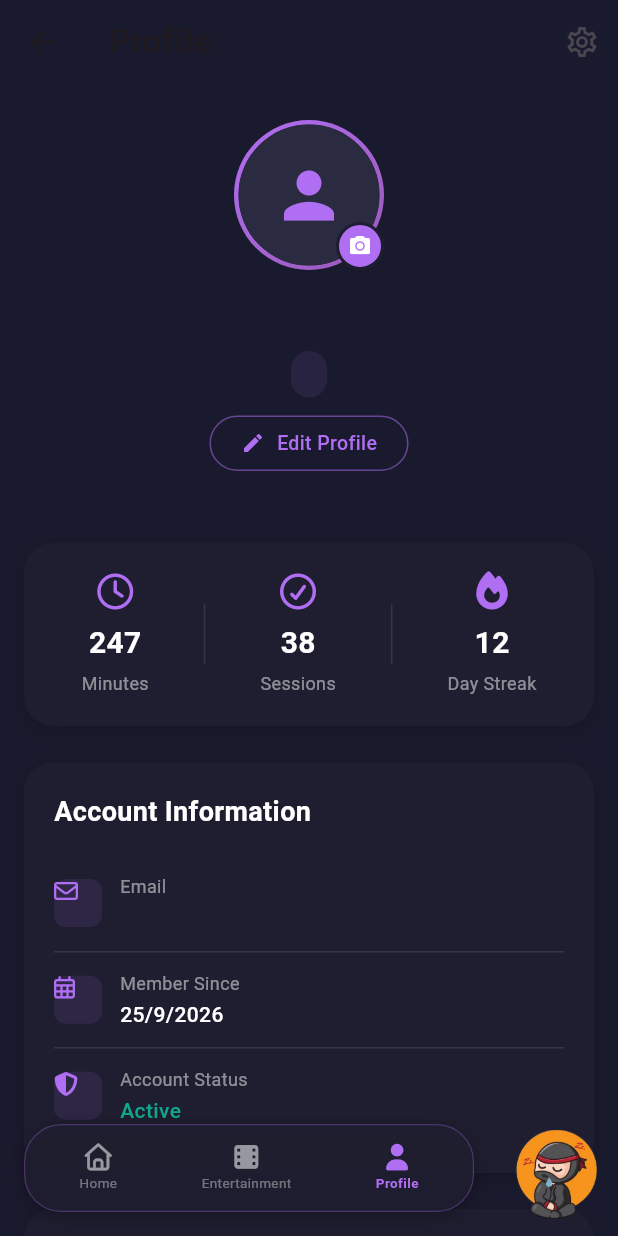
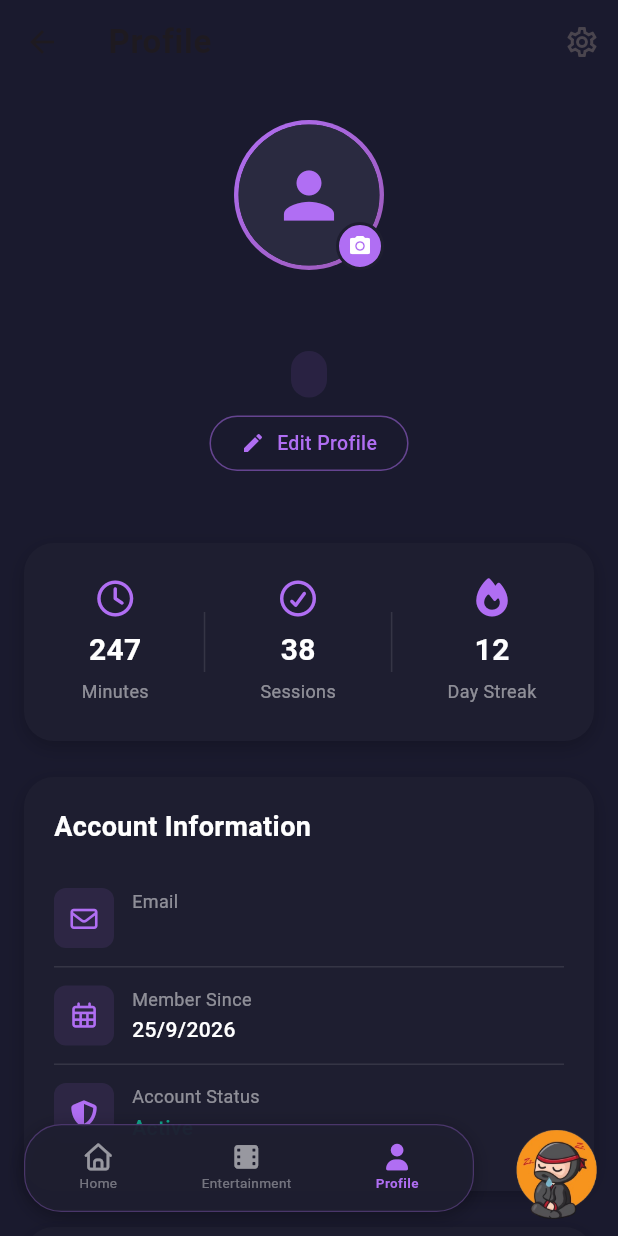
Before and after one commit to tennapitapagngnasarasltc-tech/Nindra-Mobile-apk, a Flutter app: the MainNavigation screen opened by its route, item 3 of the bottom bar chosen, on a phone screen of 412 x 824 dp. Run offline on Flutter 3.47's test engine with Material 3 defaults, Android fonts, the phone set to English and light mode, and no system bars; our stand-ins replace font_awesome_flutter, image_picker, just_audio, line_icons, shared_preferences, supabase_flutter and 1 more; accounts and stored records are empty; network calls fail.

Commit message:
feat: Icon update

```diff
--- a/lib/screens/main_navigation.dart
+++ b/lib/screens/main_navigation.dart
@@ -73,20 +73,20 @@ class _MainNavigationState extends State<MainNavigation> with SingleTickerProvid
       final alreadyRan = prefs.getBool("ai_ran") ?? false;
 
       if (alreadyRan) {
-        print("AI already executed");
+        debugPrint("AI already executed");
 
         return;
       }
 
-      print("Running AI Engine...");
+      debugPrint("Running AI Engine...");
 
       await ApiService.runAI();
 
       await prefs.setBool("ai_ran", true);
 
-      print("AI completed successfully");
+      debugPrint("AI completed successfully");
     } catch (e) {
-      print("AI ERROR: $e");
+      debugPrint("AI ERROR: $e");
     }
   }
 
@@ -135,18 +135,18 @@ class _MainNavigationState extends State<MainNavigation> with SingleTickerProvid
         padding: const EdgeInsets.symmetric(horizontal: 8, vertical: 8),
 
         decoration: BoxDecoration(
-          color: const Color(0xFF1E1E30).withOpacity(0.95),
+          color: const Color(0xFF1E1E30).withValues(alpha: 0.95),
 
           borderRadius: BorderRadius.circular(25),
 
           border: Border.all(
-            color: const Color(0xFFB06EF3).withOpacity(0.3),
+            color: const Color(0xFFB06EF3).withValues(alpha: 0.3),
             width: 0.8,
           ),
 
           boxShadow: [
             BoxShadow(
-              color: Colors.black.withOpacity(0.3),
+              color: Colors.black.withValues(alpha: 0.3),
               blurRadius: 10,
               offset: const Offset(0, 3),
             ),
@@ -212,8 +212,8 @@ class _MainNavigationState extends State<MainNavigation> with SingleTickerProvid
 }
 
 class _NavItem {
-  final IconData icon;
-  final IconData activeIcon;
+  final FaIconData icon;
+  final FaIconData activeIcon;
   final String label;
 
   const _NavItem({
--- a/lib/screens/profile_screen.dart
+++ b/lib/screens/profile_screen.dart
@@ -1,8 +1,8 @@
+import 'dart:io';
 import 'package:flutter/material.dart';
+import 'package:image_picker/image_picker.dart';
 import 'package:supabase_flutter/supabase_flutter.dart';
 import 'package:font_awesome_flutter/font_awesome_flutter.dart';
-import 'package:image_picker/image_picker.dart';
-import 'dart:io';
 
 class ProfileScreen extends StatefulWidget {
   const ProfileScreen({super.key});
@@ -49,7 +49,7 @@ class _ProfileScreenState extends State<ProfileScreen> {
         }
       }
     } catch (e) {
-      print('Error loading profile data: $e');
+      debugPrint('Error loading profile data: $e');
       if (mounted) {
         setState(() => _isLoadingProfile = false);
       }
@@ -75,9 +75,9 @@ class _ProfileScreenState extends State<ProfileScreen> {
       }
     } catch (e) {
       if (mounted) {
-        ScaffoldMessenger.of(context).showSnackBar(
-          SnackBar(content: Text('Error picking image: $e')),
-        );
+        ScaffoldMessenger.of(
+          context,
+        ).showSnackBar(SnackBar(content: Text('Error picking image: $e')));
       }
     }
   }
@@ -92,13 +92,16 @@ class _ProfileScreenState extends State<ProfileScreen> {
       if (user == null) throw 'User not authenticated';
 
       // Create unique filename
-      final fileName = '${user.id}_${DateTime.now().millisecondsSinceEpoch}.jpg';
+      final fileName =
+          '${user.id}_${DateTime.now().millisecondsSinceEpoch}.jpg';
 
       // Note: Make sure to create 'profile-images' bucket in Supabase Dashboard first
 
       // Upload to Supabase Storage
       final fileBytes = await _selectedImage!.readAsBytes();
-      await supabase.storage.from('profile-images').uploadBinary(
+      await supabase.storage
+          .from('profile-images')
+          .uploadBinary(
             fileName,
             fileBytes,
             fileOptions: const FileOptions(
@@ -108,13 +111,18 @@ class _ProfileScreenState extends State<ProfileScreen> {
           );
 
       // Get public URL
-      final imageUrl = supabase.storage.from('profile-images').getPublicUrl(fileName);
+      final imageUrl = supabase.storage
+          .from('profile-images')
+          .getPublicUrl(fileName);
 
       // Update profile in database
-      await supabase.from('profiles').update({
+      await supabase
+          .from('profiles')
+          .update({
             'profile_image_url': imageUrl,
             'updated_at': DateTime.now().toIso8601String(),
-      }).eq('user_id', user.id);
+          })
+          .eq('user_id', user.id);
 
       setState(() {
         _profileImageUrl = imageUrl;
@@ -131,9 +139,9 @@ class _ProfileScreenState extends State<ProfileScreen> {
       }
     } catch (e) {
       if (mounted) {
-        ScaffoldMessenger.of(context).showSnackBar(
-          SnackBar(content: Text('Error uploading image: $e')),
-        );
+        ScaffoldMessenger.of(
+          context,
+        ).showSnackBar(SnackBar(content: Text('Error uploading image: $e')));
       }
     } finally {
       setState(() => _isUploadingImage = false);
@@ -198,10 +206,7 @@ class _ProfileScreenState extends State<ProfileScreen> {
       appBar: AppBar(
         title: const Text(
           'Profile',
-          style: TextStyle(
-            fontWeight: FontWeight.w600,
-            letterSpacing: 0.5,
-          ),
+          style: TextStyle(fontWeight: FontWeight.w600, letterSpacing: 0.5),
         ),
         backgroundColor: const Color(0xFF1A1A2E),
         elevation: 0,
@@ -216,7 +221,9 @@ class _ProfileScreenState extends State<ProfileScreen> {
         ],
       ),
       body: SingleChildScrollView(
-        padding: const EdgeInsets.only(bottom: 120),
+        padding: EdgeInsets.only(
+          bottom: MediaQuery.viewPaddingOf(context).bottom + 96,
+        ),
         child: Column(
           children: [
             // Profile Header with Avatar
@@ -257,10 +264,7 @@ class _ProfileScreenState extends State<ProfileScreen> {
                 height: 100,
                 decoration: BoxDecoration(
                   gradient: LinearGradient(
-                    colors: [
-                      const Color(0xFFB06EF3),
-                      const Color(0xFF9B59B6),
-                    ],
+                    colors: [const Color(0xFFB06EF3), const Color(0xFF9B59B6)],
                     begin: Alignment.topLeft,
                     end: Alignment.bottomRight,
                   ),
@@ -275,7 +279,7 @@ class _ProfileScreenState extends State<ProfileScreen> {
                     ),
                     child: ClipRRect(
                       borderRadius: BorderRadius.circular(50),
-                      child: _isUploadingImage
+                      child: _isUploadingImage || _isLoadingProfile
                           ? const Center(
                               child: CircularProgressIndicator(
                                 color: Color(0xFFB06EF3),
@@ -285,19 +289,16 @@ class _ProfileScreenState extends State<ProfileScreen> {
                           ? Image.network(
                               _profileImageUrl!,
                               fit: BoxFit.cover,
-                                  errorBuilder: (_, __, ___) => _buildDefaultAvatar(),
+                              errorBuilder: (_, _, _) => _buildDefaultAvatar(),
                             )
                           : user?.userMetadata?['avatar_url'] != null
                           ? Image.network(
                               user!.userMetadata!['avatar_url'],
                               fit: BoxFit.cover,
-                                      errorBuilder: (_, __, ___) => _buildDefaultAvatar(),
+                              errorBuilder: (_, _, _) => _buildDefaultAvatar(),
                             )
                           : _selectedImage != null
-                                      ? Image.file(
-                                          _selectedImage!,
-                                          fit: BoxFit.cover,
-                                        )
+                          ? Image.file(_selectedImage!, fit: BoxFit.cover)
                           : _buildDefaultAvatar(),
                     ),
                   ),
@@ -334,7 +335,9 @@ class _ProfileScreenState extends State<ProfileScreen> {
 
           // User Name
           Text(
-            user?.userMetadata?['full_name'] ?? user?.email?.split('@').first ?? 'User',
+            user?.userMetadata?['full_name'] ??
+                user?.email?.split('@').first ??
+                'User',
             style: const TextStyle(
               color: Colors.white,
               fontSize: 24,
@@ -348,7 +351,7 @@ class _ProfileScreenState extends State<ProfileScreen> {
           Container(
             padding: const EdgeInsets.symmetric(horizontal: 12, vertical: 6),
             decoration: BoxDecoration(
-              color: const Color(0xFFB06EF3).withOpacity(0.1),
+              color: const Color(0xFFB06EF3).withValues(alpha: 0.1),
               borderRadius: BorderRadius.circular(20),
             ),
             child: Text(
@@ -365,7 +368,9 @@ class _ProfileScreenState extends State<ProfileScreen> {
           // Edit Profile Button
           Container(
             decoration: BoxDecoration(
-              border: Border.all(color: const Color(0xFFB06EF3).withOpacity(0.5)),
+              border: Border.all(
+                color: const Color(0xFFB06EF3).withValues(alpha: 0.5),
+              ),
               borderRadius: BorderRadius.circular(25),
             ),
             child: Material(
@@ -404,24 +409,21 @@ class _ProfileScreenState extends State<ProfileScreen> {
   Widget _buildDefaultAvatar() {
     return Container(
       color: const Color(0xFF2A2A40),
-      child: const Icon(
-        Icons.person,
-        size: 50,
-        color: Color(0xFFB06EF3),
-      ),
+      child: const Icon(Icons.person, size: 50, color: Color(0xFFB06EF3)),
     );
   }
 
   Widget _buildStatsSection() {
     return Container(
       margin: const EdgeInsets.symmetric(horizontal: 16),
-      padding: const EdgeInsets.all(20),
+      constraints: const BoxConstraints(minHeight: 132),
+      padding: const EdgeInsets.symmetric(horizontal: 20, vertical: 24),
       decoration: BoxDecoration(
         color: const Color(0xFF1E1E30),
         borderRadius: BorderRadius.circular(20),
         boxShadow: [
           BoxShadow(
-            color: Colors.black.withOpacity(0.2),
+            color: Colors.black.withValues(alpha: 0.2),
             blurRadius: 10,
             offset: const Offset(0, 4),
           ),
@@ -429,6 +431,7 @@ class _ProfileScreenState extends State<ProfileScreen> {
       ),
       child: Row(
         mainAxisAlignment: MainAxisAlignment.spaceAround,
+        crossAxisAlignment: CrossAxisAlignment.center,
         children: [
           _buildStatCard(
             icon: FontAwesomeIcons.clock,
@@ -438,17 +441,17 @@ class _ProfileScreenState extends State<ProfileScreen> {
           Container(
             width: 1,
             height: 40,
-            color: Colors.white.withOpacity(0.1),
+            color: Colors.white.withValues(alpha: 0.1),
           ),
           _buildStatCard(
-            icon: FontAwesomeIcons.checkCircle,
+            icon: FontAwesomeIcons.circleCheck,
             value: '$sessionsCompleted',
             label: 'Sessions',
           ),
           Container(
             width: 1,
             height: 40,
-            color: Colors.white.withOpacity(0.1),
+            color: Colors.white.withValues(alpha: 0.1),
           ),
           _buildStatCard(
             icon: FontAwesomeIcons.fire,
@@ -461,11 +464,13 @@ class _ProfileScreenState extends State<ProfileScreen> {
   }
 
   Widget _buildStatCard({
-    required IconData icon,
+    required FaIconData icon,
     required String value,
     required String label,
   }) {
     return Column(
+      mainAxisSize: MainAxisSize.min,
+      mainAxisAlignment: MainAxisAlignment.center,
       children: [
         FaIcon(icon, color: const Color(0xFFB06EF3), size: 24),
         const SizedBox(height: 8),
@@ -481,7 +486,7 @@ class _ProfileScreenState extends State<ProfileScreen> {
         Text(
           label,
           style: TextStyle(
-            color: Colors.white.withOpacity(0.5),
+            color: Colors.white.withValues(alpha: 0.5),
             fontSize: 12,
           ),
         ),
@@ -498,7 +503,7 @@ class _ProfileScreenState extends State<ProfileScreen> {
         borderRadius: BorderRadius.circular(20),
         boxShadow: [
           BoxShadow(
-            color: Colors.black.withOpacity(0.2),
+            color: Colors.black.withValues(alpha: 0.2),
             blurRadius: 10,
             offset: const Offset(0, 4),
           ),
@@ -523,13 +528,13 @@ class _ProfileScreenState extends State<ProfileScreen> {
           ),
           const Divider(color: Colors.white10, height: 1),
           _buildInfoTile(
-            icon: FontAwesomeIcons.calendarAlt,
+            icon: FontAwesomeIcons.calendarDays,
             title: 'Member Since',
             value: _formatDate(user?.createdAt),
           ),
           const Divider(color: Colors.white10, height: 1),
           _buildInfoTile(
-            icon: FontAwesomeIcons.shieldAlt,
+            icon: FontAwesomeIcons.shieldHalved,
             title: 'Account Status',
             value: 'Active',
             valueColor: const Color(0xFF10A98E),
@@ -540,7 +545,7 @@ class _ProfileScreenState extends State<ProfileScreen> {
   }
 
   Widget _buildInfoTile({
-    required IconData icon,
+    required FaIconData icon,
     required String title,
     required String value,
     Color? valueColor,
@@ -550,13 +555,14 @@ class _ProfileScreenState extends State<ProfileScreen> {
       child: Row(
         children: [
           Container(
-            width: 32,
-            height: 32,
+            width: 40,
+            height: 40,
             decoration: BoxDecoration(
-              color: const Color(0xFFB06EF3).withOpacity(0.1),
+              color: const Color(0xFFB06EF3).withValues(alpha: 0.1),
               borderRadius: BorderRadius.circular(8),
             ),
-            child: FaIcon(icon, color: const Color(0xFFB06EF3), size: 16),
+            alignment: Alignment.center,
+            child: FaIcon(icon, color: const Color(0xFFB06EF3), size: 18),
           ),
           const SizedBox(width: 12),
           Expanded(
@@ -566,7 +572,7 @@ class _ProfileScreenState extends State<ProfileScreen> {
                 Text(
                   title,
                   style: TextStyle(
-                    color: Colors.white.withOpacity(0.5),
+                    color: Colors.white.withValues(alpha: 0.5),
                     fontSize: 12,
                   ),
                 ),
@@ -596,7 +602,7 @@ class _ProfileScreenState extends State<ProfileScreen> {
         borderRadius: BorderRadius.circular(20),
         boxShadow: [
           BoxShadow(
-            color: Colors.black.withOpacity(0.2),
+            color: Colors.black.withValues(alpha: 0.2),
             blurRadius: 10,
             offset: const Offset(0, 4),
           ),
@@ -641,24 +647,36 @@ class _ProfileScreenState extends State<ProfileScreen> {
   }
 
   Widget _buildPreferenceTile({
-    required IconData icon,
+    required FaIconData icon,
     required String title,
     required String subtitle,
     required VoidCallback onTap,
     bool isDarkMode = false,
   }) {
-    return ListTile(
-      contentPadding: EdgeInsets.zero,
-      leading: Container(
+    return InkWell(
+      onTap: isDarkMode ? null : onTap,
+      child: Padding(
+        padding: const EdgeInsets.symmetric(vertical: 12),
+        child: Row(
+          crossAxisAlignment: CrossAxisAlignment.center,
+          children: [
+            Container(
               width: 40,
               height: 40,
+              alignment: Alignment.center,
               decoration: BoxDecoration(
-          color: const Color(0xFFB06EF3).withOpacity(0.1),
+                color: const Color(0xFFB06EF3).withValues(alpha: 0.1),
                 borderRadius: BorderRadius.circular(10),
               ),
               child: FaIcon(icon, color: const Color(0xFFB06EF3), size: 18),
             ),
-      title: Text(
+            const SizedBox(width: 12),
+            Expanded(
+              child: Column(
+                mainAxisAlignment: MainAxisAlignment.center,
+                crossAxisAlignment: CrossAxisAlignment.start,
+                children: [
+                  Text(
                     title,
                     style: const TextStyle(
                       color: Colors.white,
@@ -666,22 +684,35 @@ class _ProfileScreenState extends State<ProfileScreen> {
                       fontWeight: FontWeight.w500,
                     ),
                   ),
-      subtitle: Text(
+                  const SizedBox(height: 2),
+                  Text(
                     subtitle,
                     style: TextStyle(
-          color: Colors.white.withOpacity(0.5),
+                      color: Colors.white.withValues(alpha: 0.5),
                       fontSize: 12,
                     ),
                   ),
-      trailing: isDarkMode
+                ],
+              ),
+            ),
+            const SizedBox(width: 12),
+            SizedBox(
+              width: 72,
+              child: Center(
+                child: isDarkMode
                     ? Container(
-              padding: const EdgeInsets.symmetric(horizontal: 12, vertical: 4),
+                        padding: const EdgeInsets.symmetric(
+                          horizontal: 8,
+                          vertical: 4,
+                        ),
                         decoration: BoxDecoration(
-                color: const Color(0xFFB06EF3).withOpacity(0.2),
+                          color: const Color(0xFFB06EF3).withValues(alpha: 0.2),
                           borderRadius: BorderRadius.circular(20),
                         ),
                         child: const Text(
                           'Active',
+                          maxLines: 1,
+                          softWrap: false,
                           style: TextStyle(
                             color: Color(0xFFB06EF3),
                             fontSize: 11,
@@ -690,7 +721,11 @@ class _ProfileScreenState extends State<ProfileScreen> {
                         ),
                       )
                     : const Icon(Icons.chevron_right, color: Colors.white38),
-      onTap: isDarkMode ? null : onTap,
+              ),
+            ),
+          ],
+        ),
+      ),
     );
   }
 
@@ -708,7 +743,9 @@ class _ProfileScreenState extends State<ProfileScreen> {
           padding: const EdgeInsets.symmetric(vertical: 14),
           shape: RoundedRectangleBorder(
             borderRadius: BorderRadius.circular(15),
-            side: BorderSide(color: const Color(0xFFFF6B6B).withOpacity(0.5)),
+            side: BorderSide(
+              color: const Color(0xFFFF6B6B).withValues(alpha: 0.5),
+            ),
           ),
         ),
         child: const Row(
@@ -718,10 +755,7 @@ class _ProfileScreenState extends State<ProfileScreen> {
             SizedBox(width: 10),
             Text(
               'Sign Out',
-              style: TextStyle(
-                fontSize: 16,
-                fontWeight: FontWeight.w600,
-              ),
+              style: TextStyle(fontSize: 16, fontWeight: FontWeight.w600),
             ),
           ],
         ),
@@ -732,10 +766,12 @@ class _ProfileScreenState extends State<ProfileScreen> {
   void _showSignOutDialog() {
     showDialog(
       context: context,
-      builder: (BuildContext context) {
+      builder: (BuildContext dialogContext) {
         return Dialog(
           backgroundColor: const Color(0xFF1E1E30),
-          shape: RoundedRectangleBorder(borderRadius: BorderRadius.circular(20)),
+          shape: RoundedRectangleBorder(
+            borderRadius: BorderRadius.circular(20),
+          ),
           child: Container(
             padding: const EdgeInsets.all(24),
             child: Column(
@@ -744,7 +780,7 @@ class _ProfileScreenState extends State<ProfileScreen> {
                 Container(
                   padding: const EdgeInsets.all(12),
                   decoration: BoxDecoration(
-                    color: const Color(0xFFFF6B6B).withOpacity(0.1),
+                    color: const Color(0xFFFF6B6B).withValues(alpha: 0.1),
                     shape: BoxShape.circle,
                   ),
                   child: const Icon(
@@ -766,7 +802,7 @@ class _ProfileScreenState extends State<ProfileScreen> {
                 Text(
                   'Are you sure you want to sign out?',
                   style: TextStyle(
-                    color: Colors.white.withOpacity(0.5),
+                    color: Colors.white.withValues(alpha: 0.5),
                     fontSize: 14,
                   ),
                   textAlign: TextAlign.center,
@@ -776,7 +812,7 @@ class _ProfileScreenState extends State<ProfileScreen> {
                   children: [
                     Expanded(
                       child: TextButton(
-                        onPressed: () => Navigator.pop(context),
+                        onPressed: () => Navigator.pop(dialogContext),
                         style: TextButton.styleFrom(
                           padding: const EdgeInsets.symmetric(vertical: 12),
                           shape: RoundedRectangleBorder(
@@ -786,7 +822,7 @@ class _ProfileScreenState extends State<ProfileScreen> {
                         child: Text(
                           'Cancel',
                           style: TextStyle(
-                            color: Colors.white.withOpacity(0.5),
+                            color: Colors.white.withValues(alpha: 0.5),
                             fontWeight: FontWeight.w600,
                           ),
                         ),
@@ -796,9 +832,10 @@ class _ProfileScreenState extends State<ProfileScreen> {
                     Expanded(
                       child: ElevatedButton(
                         onPressed: () async {
+                          final navigator = Navigator.of(dialogContext);
                           await supabase.auth.signOut();
-                          if (mounted) {
-                            Navigator.pushReplacementNamed(context, '/splash');
+                          if (dialogContext.mounted) {
+                            navigator.pushReplacementNamed('/splash');
                           }
                         },
                         style: ElevatedButton.styleFrom(
--- a/pubspec.yaml
+++ b/pubspec.yaml
@@ -18,7 +18,7 @@ dependencies:
   supabase_flutter: ^2.12.4
   curved_navigation_bar: ^1.0.6
   video_player: ^2.8.1
-  font_awesome_flutter: ^10.7.0
+  font_awesome_flutter: ^11.0.0
   intl: ^0.20.2
   shared_preferences: ^2.2.3
   image_picker: ^1.0.4
```
Also changed, not shown: pubspec.lock. Lines whose indentation alone changed are shown as unchanged.
